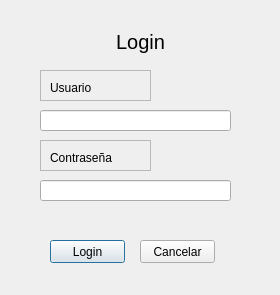
Old version of the form GUI/resources/login_dialog.ui in the repository Drahness/Parkingson.
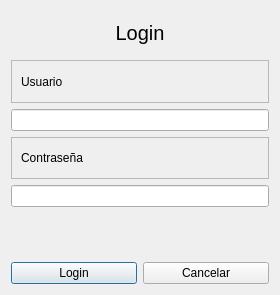
New version of the form.

Diff of the .ui file:
```diff
--- a/GUI/resources/login_dialog.ui
+++ b/GUI/resources/login_dialog.ui
@@ -25,44 +25,48 @@
   <property name="windowTitle">
    <string>Dialog</string>
   </property>
+  <layout class="QVBoxLayout" name="verticalLayout">
+   <item>
+    <widget class="QLabel" name="title">
+     <property name="styleSheet">
+      <string notr="true">font-size: 20px ;</string>
+     </property>
+     <property name="text">
+      <string>Login</string>
+     </property>
+     <property name="alignment">
+      <set>Qt::AlignCenter</set>
+     </property>
+    </widget>
+   </item>
+   <item>
+    <widget class="QFrame" name="frame_3">
+     <property name="frameShape">
+      <enum>QFrame::StyledPanel</enum>
+     </property>
+     <property name="frameShadow">
+      <enum>QFrame::Raised</enum>
+     </property>
+     <layout class="QGridLayout" name="gridLayout">
+      <item row="0" column="0">
+       <widget class="QLabel" name="username_2">
+        <property name="text">
+         <string>Usuario</string>
+        </property>
+       </widget>
+      </item>
+     </layout>
+    </widget>
+   </item>
+   <item>
   <widget class="QLineEdit" name="usernamefield">
-   <property name="geometry">
-    <rect>
-     <x>40</x>
-     <y>110</y>
-     <width>191</width>
-     <height>21</height>
-    </rect>
-   </property>
    <property name="text">
     <string/>
    </property>
   </widget>
-  <widget class="QLineEdit" name="passwordfield">
-   <property name="geometry">
-    <rect>
-     <x>40</x>
-     <y>180</y>
-     <width>191</width>
-     <height>21</height>
-    </rect>
-   </property>
-   <property name="text">
-    <string/>
-   </property>
-   <property name="echoMode">
-    <enum>QLineEdit::Password</enum>
-   </property>
-  </widget>
+   </item>
+   <item>
   <widget class="QFrame" name="frame_2">
-   <property name="geometry">
-    <rect>
-     <x>40</x>
-     <y>140</y>
-     <width>111</width>
-     <height>31</height>
-    </rect>
-   </property>
    <property name="autoFillBackground">
     <bool>false</bool>
    </property>
@@ -78,106 +82,32 @@
    <property name="midLineWidth">
     <number>13</number>
    </property>
+     <layout class="QGridLayout" name="gridLayout_2">
+      <item row="0" column="0">
    <widget class="QLabel" name="password">
-    <property name="geometry">
-     <rect>
-      <x>10</x>
-      <y>10</y>
-      <width>91</width>
-      <height>16</height>
-     </rect>
-    </property>
     <property name="text">
      <string>Contraseña</string>
     </property>
    </widget>
-  </widget>
-  <widget class="QPushButton" name="positive">
-   <property name="geometry">
-    <rect>
-     <x>50</x>
-     <y>240</y>
-     <width>75</width>
-     <height>23</height>
-    </rect>
-   </property>
+      </item>
+     </layout>
+    </widget>
+   </item>
+   <item>
+    <widget class="QLineEdit" name="passwordfield">
    <property name="text">
-    <string>Login</string>
-   </property>
-  </widget>
-  <widget class="QPushButton" name="negative">
-   <property name="geometry">
-    <rect>
-     <x>140</x>
-     <y>240</y>
-     <width>75</width>
-     <height>23</height>
-    </rect>
-   </property>
-   <property name="text">
-    <string>Cancelar</string>
-   </property>
-  </widget>
-  <widget class="QLabel" name="title">
-   <property name="geometry">
-    <rect>
-     <x>0</x>
-     <y>30</y>
-     <width>281</width>
-     <height>24</height>
-    </rect>
-   </property>
-   <property name="styleSheet">
-    <string notr="true">font-size: 20px ;</string>
-   </property>
-   <property name="text">
-    <string>Login</string>
-   </property>
-   <property name="alignment">
-    <set>Qt::AlignCenter</set>
-   </property>
-  </widget>
-  <widget class="QFrame" name="frame_3">
-   <property name="geometry">
-    <rect>
-     <x>40</x>
-     <y>70</y>
-     <width>111</width>
-     <height>31</height>
-    </rect>
-   </property>
-   <property name="frameShape">
-    <enum>QFrame::StyledPanel</enum>
-   </property>
-   <property name="frameShadow">
-    <enum>QFrame::Raised</enum>
-   </property>
-   <widget class="QLabel" name="username_2">
-    <property name="geometry">
-     <rect>
-      <x>10</x>
-      <y>10</y>
-      <width>91</width>
-      <height>16</height>
-     </rect>
-    </property>
-    <property name="text">
-     <string>Usuario</string>
-    </property>
-   </widget>
-  </widget>
+      <string/>
+     </property>
+     <property name="echoMode">
+      <enum>QLineEdit::Password</enum>
+     </property>
+    </widget>
+   </item>
+   <item>
   <widget class="QLabel" name="error_label">
    <property name="enabled">
     <bool>true</bool>
    </property>
-   <property name="geometry">
-    <rect>
-     <x>30</x>
-     <y>210</y>
-     <width>221</width>
-     <height>20</height>
-    </rect>
-   </property>
    <property name="styleSheet">
     <string notr="true">color:red</string>
    </property>
@@ -188,6 +118,26 @@
     <set>Qt::AlignCenter</set>
    </property>
   </widget>
+   </item>
+   <item>
+    <layout class="QHBoxLayout" name="horizontalLayout">
+     <item>
+      <widget class="QPushButton" name="positive">
+       <property name="text">
+        <string>Login</string>
+       </property>
+      </widget>
+     </item>
+     <item>
+      <widget class="QPushButton" name="negative">
+       <property name="text">
+        <string>Cancelar</string>
+       </property>
+      </widget>
+     </item>
+    </layout>
+   </item>
+  </layout>
  </widget>
  <resources/>
  <connections/>
```
Lines whose indentation alone changed are shown as unchanged.
